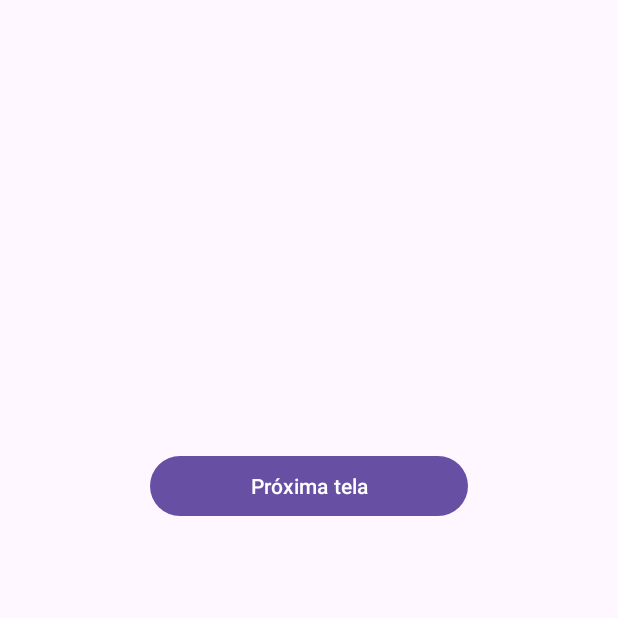
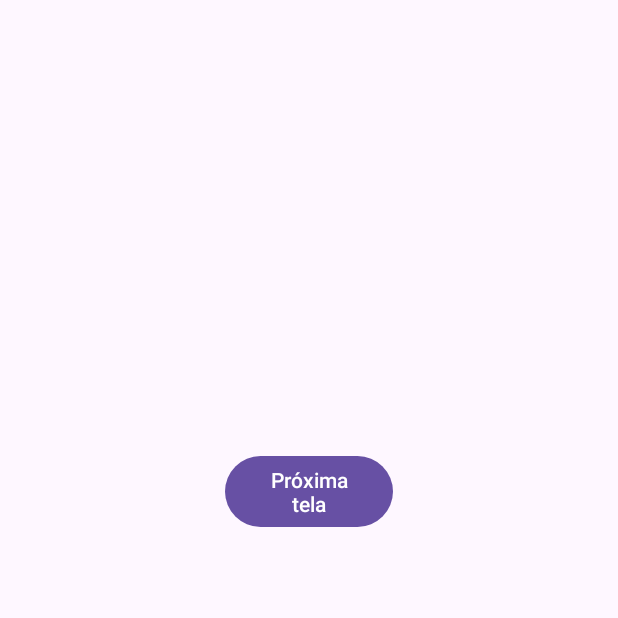
Before and after one commit to leoliver/mobile-aprov-alunos, an Android app: the screen it shows after launch (MainActivity), on a phone screen of 412 x 824 dp, the top half of it. Run offline under Robolectric (Android 15) with nearby library versions, the phone set to English and light mode, and no system bars.

Commit message:
Teste Commit

```diff
--- a/app/src/main/res/layout/activity_main.xml
+++ b/app/src/main/res/layout/activity_main.xml
@@ -15,6 +15,6 @@
         android:layout_width="match_parent"
         android:layout_height="wrap_content"
         android:text="Próxima tela"
-        android:layout_marginHorizontal="100dp"/>
+        android:layout_marginHorizontal="150dp"/>
 
 </LinearLayout>
```
